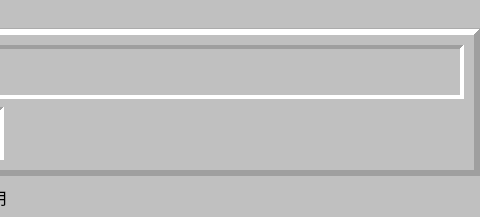
First picture: the form in uiFiles/main_board.ui, repository eee555/Solvable-Minesweeper, before the edit; both pictures show x 488 to 968 and y 0 to 217 of the 968 by 217 pixel window.
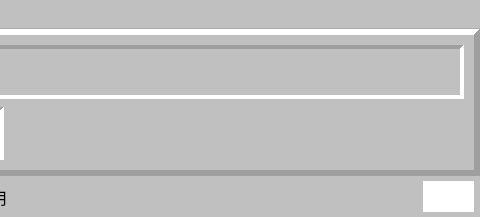
Second picture: the form after the edit. Icons and pictures are not drawn. Custom widgets are drawn as their Qt base class.

Diff of the .ui file:
```diff
--- a/uiFiles/main_board.ui
+++ b/uiFiles/main_board.ui
@@ -580,6 +580,9 @@
             <height>31</height>
            </size>
           </property>
+          <property name="styleSheet">
+           <string notr="true">background-color: rgb(255, 255, 255);</string>
+          </property>
           <property name="lineWidth">
            <number>0</number>
           </property>
```
